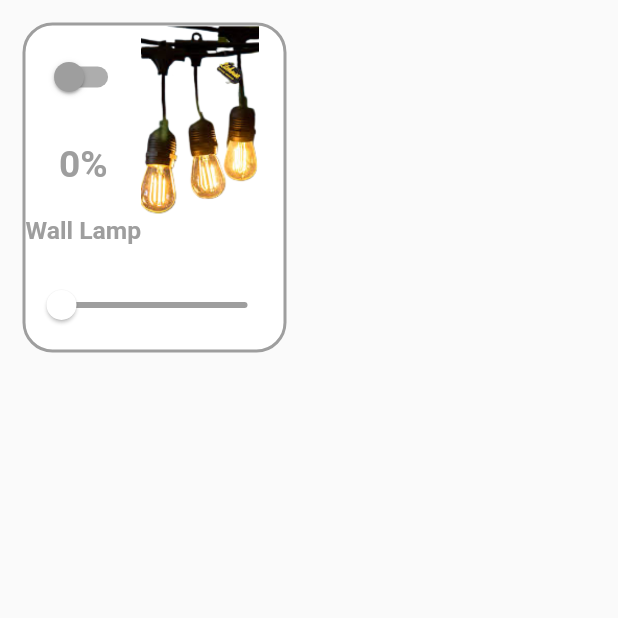
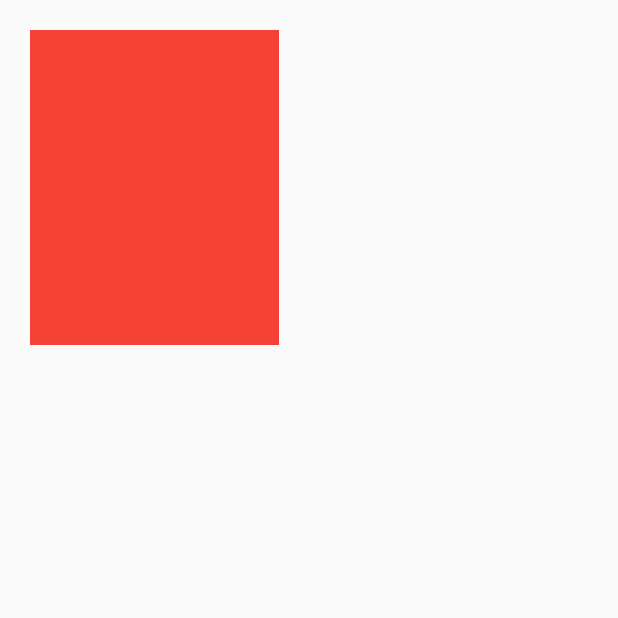
Before and after one commit to JuanFGQ/smart_home_design, a Flutter app: the LightsSubPage screen opened directly, on a phone screen of 412 x 824 dp, the top half of it. Run offline on Flutter 3.47's test engine with Material 2 defaults, Android fonts, the phone set to English and light mode, and no system bars; our stand-ins replace dio, sleek_circular_slider.

Commit message:
generic changes

```diff
--- a/lib/smart_home2/pages/details2.dart
+++ b/lib/smart_home2/pages/details2.dart
@@ -30,7 +30,7 @@ class Details2 extends StatelessWidget {
                 zoneName: zoneName,
                 size: size),
             _TabBarButton(size: size),
-            Expanded(
+            Flexible(
               child: IndexedStack(index: index.getIndex, children: [
                 const AirConditioner(),
                 CamerasSubPage(zoneName: zoneName),
--- a/lib/smart_home2/pages/sub pages/lights_sub_page.dart
+++ b/lib/smart_home2/pages/sub pages/lights_sub_page.dart
@@ -6,7 +6,18 @@ class LightsSubPage extends StatelessWidget {
   @override
   Widget build(BuildContext context) {
     return Scaffold(
-      body: GridView.builder(
+      body:
+
+          //     Center(
+          //   child: Expanded(
+          //     child: ListView.builder(
+          //       itemBuilder: (context, index) =>
+          //           LightsCard(lampName: 'Kids room', lampImage: 'kidslamp'),
+          //     ),
+          //   ),
+          // )
+
+          GridView.builder(
               gridDelegate: const SliverGridDelegateWithFixedCrossAxisCount(
                   mainAxisExtent: 250,
                   mainAxisSpacing: 1.0,
@@ -20,6 +31,119 @@ class LightsSubPage extends StatelessWidget {
     );
   }
 }
+
+// class LightsCard extends StatefulWidget {
+//   final String lampName;
+//   final String lampImage;
+
+//   const LightsCard(
+//       {super.key, required this.lampName, required this.lampImage});
+
+//   @override
+//   State<LightsCard> createState() => _LightsCardState();
+// }
+
+// class _LightsCardState extends State<LightsCard> {
+//   bool _isActiveDevice = false;
+//   double _sliderVal = 0;
+//   double _lastValue = 0;
+
+//   @override
+//   Widget build(BuildContext context) {
+//     final size = MediaQuery.of(context).size;
+//     final turnOn = Provider.of<Model>(context);
+
+//     return Container(
+//       width: size.width * 0.5,
+//       height: size.height * 0.2,
+//       margin: const EdgeInsets.all(15),
+//       decoration: BoxDecoration(
+//         border: Border.all(
+//             width: 2, color: _isActiveDevice ? Colors.black : Colors.grey),
+//         borderRadius: BorderRadius.circular(20),
+//         color: _isActiveDevice ? const Color(0xff40bfcf) : Colors.white,
+//       ),
+//       child: Column(
+//         children: [
+//           Container(
+//             // color: Colors.red,
+//             child: Row(
+//               children: [
+//                 Column(
+//                   children: [
+//                     Switch(
+//                       activeColor:
+//                           _isActiveDevice ? Color(0xff00ff57) : Colors.grey,
+//                       inactiveThumbColor: Colors.grey,
+//                       value: _isActiveDevice,
+//                       onChanged: (value) {
+//                         setState(() {
+//                           _isActiveDevice = !_isActiveDevice;
+//                           value = _isActiveDevice;
+//                           turnOn.turnOnDevice(_isActiveDevice ? "on" : "off");
+//                         });
+//                       },
+//                     ),
+//                     const SizedBox(height: 20),
+//                     Text(
+//                       _isActiveDevice
+//                           ? '${(_sliderVal * 100).toStringAsFixed(0)}%'
+//                           : '${(_lastValue * 100).toStringAsFixed(0)}%',
+//                       style: TextStyle(
+//                         fontWeight: FontWeight.bold,
+//                         color: _isActiveDevice ? Colors.white : Colors.grey,
+//                         fontSize: size.height * 0.03,
+//                       ),
+//                     ),
+//                     SizedBox(height: 20),
+//                     Text(
+//                       'Wall Lamp',
+//                       style: TextStyle(
+//                         fontWeight: FontWeight.bold,
+//                         color: _isActiveDevice ? Colors.white : Colors.grey,
+//                         fontSize: size.height * 0.02,
+//                       ),
+//                     ),
+//                   ],
+//                 ),
+//                 // Container(
+//                 //   // color: Colors.green,
+//                 //   child: SizedBox(
+//                 //     width: size.width * 0.19,
+//                 //     height: size.height * 0.19,
+//                 //     child: Image(
+//                 //       filterQuality: FilterQuality.low,
+//                 //       image: AssetImage('assets/${widget.lampImage}.png'),
+//                 //       fit: BoxFit.cover,
+//                 //     ),
+//                 //   ),
+//                 // ),
+//               ],
+//             ),
+//           ),
+//           Flexible(
+//             child: AbsorbPointer(
+//               absorbing: !_isActiveDevice,
+//               child: Slider(
+//                 secondaryActiveColor: Colors.grey,
+//                 inactiveColor: Colors.grey,
+//                 activeColor: _isActiveDevice
+//                     ? const Color.fromARGB(255, 4, 219, 247)
+//                     : Colors.white,
+//                 value: _isActiveDevice ? _sliderVal : 0,
+//                 onChanged: (value) {
+//                   _sliderVal = value;
+//                   _lastValue = _sliderVal;
+//                   setState(() {});
+//                 },
+//               ),
+//             ),
+//           ),
+//         ],
+//       ),
+//     );
+//   }
+// }
 
 class LightsCard extends StatefulWidget {
   final String lampName;
@@ -43,93 +167,18 @@ class _LightsCardState extends State<LightsCard> {
     final turnOn = Provider.of<Model>(context);
 
     return Container(
+      margin: EdgeInsets.all(20),
       width: size.width * 0.5,
       height: size.height * 0.2,
-      margin: const EdgeInsets.all(15),
-      decoration: BoxDecoration(
-        border: Border.all(
-            width: 2, color: _isActiveDevice ? Colors.black : Colors.grey),
-        borderRadius: BorderRadius.circular(20),
-        color: _isActiveDevice ? const Color(0xff40bfcf) : Colors.white,
-      ),
-      child: Column(
-        children: [
-          Container(
-            // color: Colors.red,
-            child: Row(
-              children: [
-                Column(
-                  children: [
-                    Switch(
-                      activeColor:
-                          _isActiveDevice ? Color(0xff00ff57) : Colors.grey,
-                      inactiveThumbColor: Colors.grey,
-                      value: _isActiveDevice,
-                      onChanged: (value) {
-                        setState(() {
-                          _isActiveDevice = !_isActiveDevice;
-                          value = _isActiveDevice;
-                          turnOn.turnOnDevice(_isActiveDevice ? "on" : "off");
-                        });
-                      },
-                    ),
-                    const SizedBox(height: 20),
-                    Text(
-                      _isActiveDevice
-                          ? '${(_sliderVal * 100).toStringAsFixed(0)}%'
-                          : '${(_lastValue * 100).toStringAsFixed(0)}%',
-                      style: TextStyle(
-                        fontWeight: FontWeight.bold,
-                        color: _isActiveDevice ? Colors.white : Colors.grey,
-                        fontSize: size.height * 0.03,
-                      ),
-                    ),
-                    SizedBox(height: 20),
-                    Text(
-                      'Wall Lamp',
-                      style: TextStyle(
-                        fontWeight: FontWeight.bold,
-                        color: _isActiveDevice ? Colors.white : Colors.grey,
-                        fontSize: size.height * 0.02,
-                      ),
-                    ),
-                  ],
-                ),
-                Container(
-                  // color: Colors.green,
-                  child: SizedBox(
-                    width: size.width * 0.19,
-                    height: size.height * 0.19,
-                    child: Image(
-                      filterQuality: FilterQuality.low,
-                      image: AssetImage('assets/${widget.lampImage}.png'),
-                      fit: BoxFit.cover,
-                    ),
-                  ),
-                ),
-              ],
-            ),
-          ),
-          Flexible(
-            child: AbsorbPointer(
-              absorbing: !_isActiveDevice,
-              child: Slider(
-                secondaryActiveColor: Colors.grey,
-                inactiveColor: Colors.grey,
-                activeColor: _isActiveDevice
-                    ? const Color.fromARGB(255, 4, 219, 247)
-                    : Colors.white,
-                value: _isActiveDevice ? _sliderVal : 0,
-                onChanged: (value) {
-                  _sliderVal = value;
-                  _lastValue = _sliderVal;
-                  setState(() {});
-                },
-              ),
-            ),
-          ),
-        ],
-      ),
+      color: Colors.red,
+      // margin: const EdgeInsets.all(15),
+      // decoration: BoxDecoration(
+      //   border: Border.all(
+      //       width: 2, color: _isActiveDevice ? Colors.black : Colors.grey),
+      //   borderRadius: BorderRadius.circular(20),
+      //   color: _isActiveDevice ? const Color(0xff40bfcf) : Colors.white,
+      // ),
+      // child:
     );
   }
 }
--- a/pubspec.yaml
+++ b/pubspec.yaml
@@ -33,6 +33,7 @@ dependencies:
   flutter:
     sdk: flutter
   flutter_xlider: ^3.5.0
+  font_awesome: ^5.10.1
   font_awesome_flutter: ^10.6.0
   provider: ^6.1.1
   sleek_circular_slider: ^2.0.1
```
Lines whose indentation alone changed are shown as unchanged.
